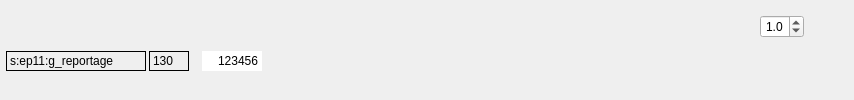
This is tools/ui/ui/ui_widget_controls.ui in JepEtau/mco as Qt 5 draws it before an edit. The edited form follows.
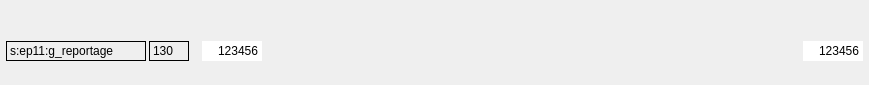
This is the edited form. Icons and pictures are not drawn. Custom widgets are drawn as their Qt base class.

What changed in the file:
```diff
--- a/tools/ui/ui/ui_widget_controls.ui
+++ b/tools/ui/ui/ui_widget_controls.ui
@@ -2,6 +2,14 @@
 <ui version="4.0">
  <class>widget_controls</class>
  <widget class="QWidget" name="widget_controls">
+  <property name="geometry">
+   <rect>
+    <x>0</x>
+    <y>0</y>
+    <width>869</width>
+    <height>85</height>
+   </rect>
+  </property>
   <property name="windowTitle">
    <string>Form</string>
   </property>
@@ -50,49 +58,6 @@
      </item>
      <item>
       <layout class="QHBoxLayout" name="horizontalLayout">
-       <item>
-        <widget class="QDoubleSpinBox" name="spinBox_speed">
-         <property name="sizePolicy">
-          <sizepolicy hsizetype="Maximum" vsizetype="Fixed">
-           <horstretch>0</horstretch>
-           <verstretch>0</verstretch>
-          </sizepolicy>
-         </property>
-         <property name="wrapping">
-          <bool>false</bool>
-         </property>
-         <property name="frame">
-          <bool>true</bool>
-         </property>
-         <property name="alignment">
-          <set>Qt::AlignCenter</set>
-         </property>
-         <property name="readOnly">
-          <bool>false</bool>
-         </property>
-         <property name="buttonSymbols">
-          <enum>QAbstractSpinBox::UpDownArrows</enum>
-         </property>
-         <property name="keyboardTracking">
-          <bool>false</bool>
-         </property>
-         <property name="decimals">
-          <number>1</number>
-         </property>
-         <property name="minimum">
-          <double>0.500000000000000</double>
-         </property>
-         <property name="maximum">
-          <double>1.500000000000000</double>
-         </property>
-         <property name="singleStep">
-          <double>0.500000000000000</double>
-         </property>
-         <property name="value">
-          <double>1.000000000000000</double>
-         </property>
-        </widget>
-       </item>
        <item>
         <widget class="QPushButton" name="pushButton_play_pause">
          <property name="text">
@@ -233,6 +198,43 @@
        </property>
       </spacer>
      </item>
+     <item>
+      <widget class="QLineEdit" name="lineEdit_frame_index">
+       <property name="sizePolicy">
+        <sizepolicy hsizetype="Maximum" vsizetype="Fixed">
+         <horstretch>0</horstretch>
+         <verstretch>0</verstretch>
+        </sizepolicy>
+       </property>
+       <property name="minimumSize">
+        <size>
+         <width>55</width>
+         <height>0</height>
+        </size>
+       </property>
+       <property name="maximumSize">
+        <size>
+         <width>60</width>
+         <height>16777215</height>
+        </size>
+       </property>
+       <property name="focusPolicy">
+        <enum>Qt::NoFocus</enum>
+       </property>
+       <property name="text">
+        <string>123456</string>
+       </property>
+       <property name="frame">
+        <bool>false</bool>
+       </property>
+       <property name="alignment">
+        <set>Qt::AlignRight|Qt::AlignTrailing|Qt::AlignVCenter</set>
+       </property>
+       <property name="readOnly">
+        <bool>true</bool>
+       </property>
+      </widget>
+     </item>
     </layout>
    </item>
   </layout>
```
Left out of the diff: 6 changed lines with no effect on the pictures.
